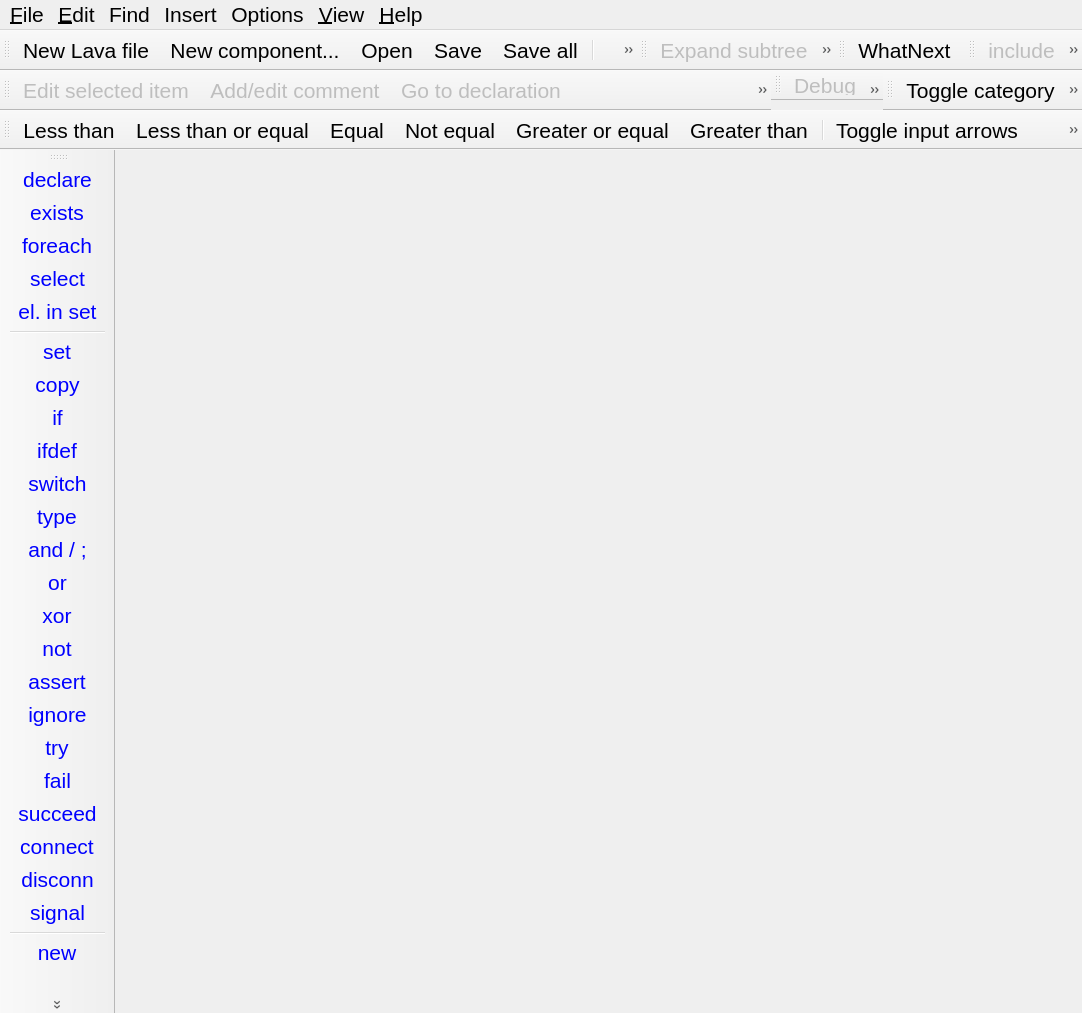
berkus/lavape, file lavape/src/LavaPE_UI/cmainframe.ui: the form before one commit.
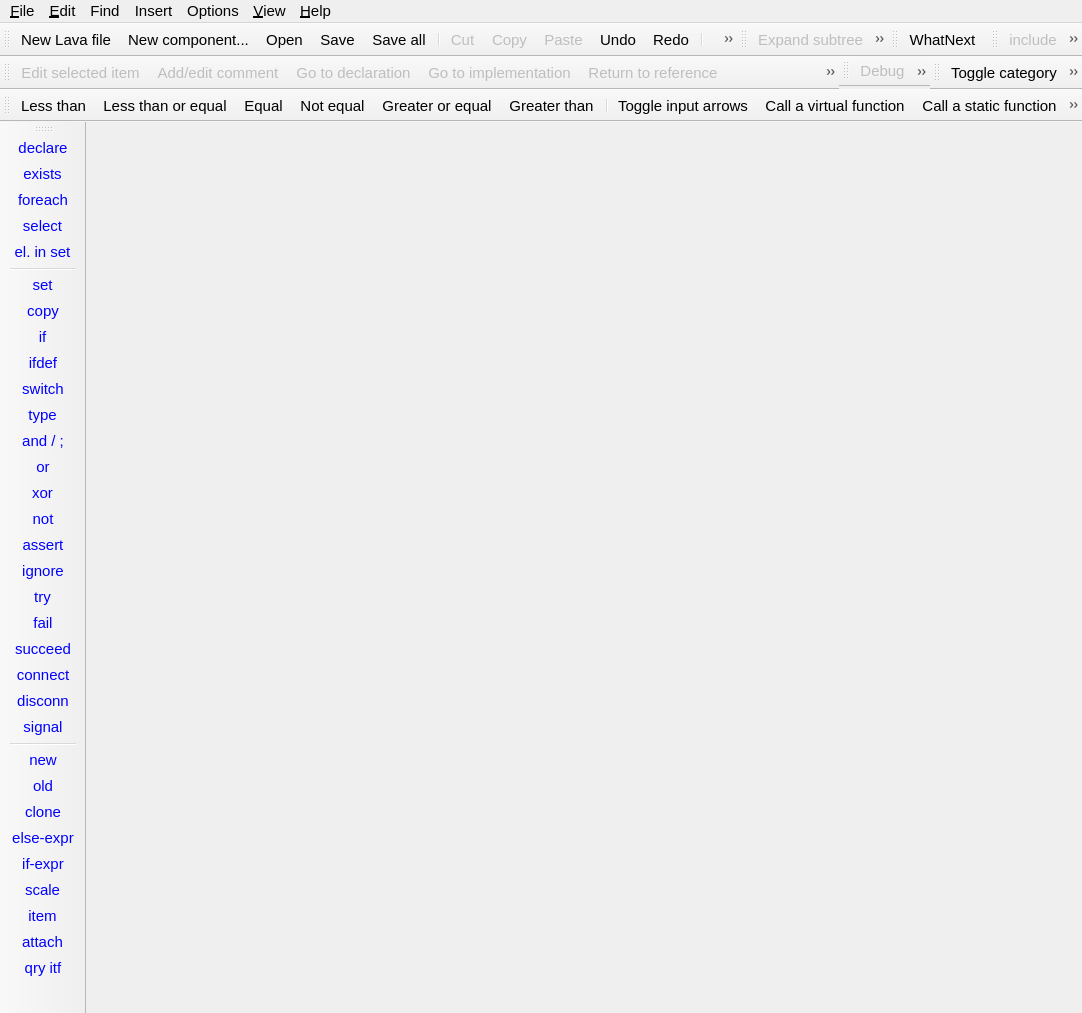
The form after the commit. Icons and pictures are not drawn.

Commit message: Font sizes modified

What changed in the file:
```diff
--- a/lavape/src/LavaPE_UI/cmainframe.ui
+++ b/lavape/src/LavaPE_UI/cmainframe.ui
@@ -12,7 +12,7 @@
   </property>
   <property name="font">
    <font>
-    <pointsize>16</pointsize>
+    <pointsize>11</pointsize>
    </font>
   </property>
   <property name="windowTitle">
@@ -403,11 +403,6 @@
      </disabled>
     </palette>
    </property>
-   <property name="font">
-    <font>
-     <pointsize>16</pointsize>
-    </font>
-   </property>
    <property name="windowTitle">
     <string>Keyword toolbar</string>
    </property>
@@ -467,7 +462,7 @@
      <x>0</x>
      <y>0</y>
      <width>1082</width>
-     <height>22</height>
+     <height>26</height>
     </rect>
    </property>
    <property name="sizePolicy">
```
The commit also changes 2 other files.
